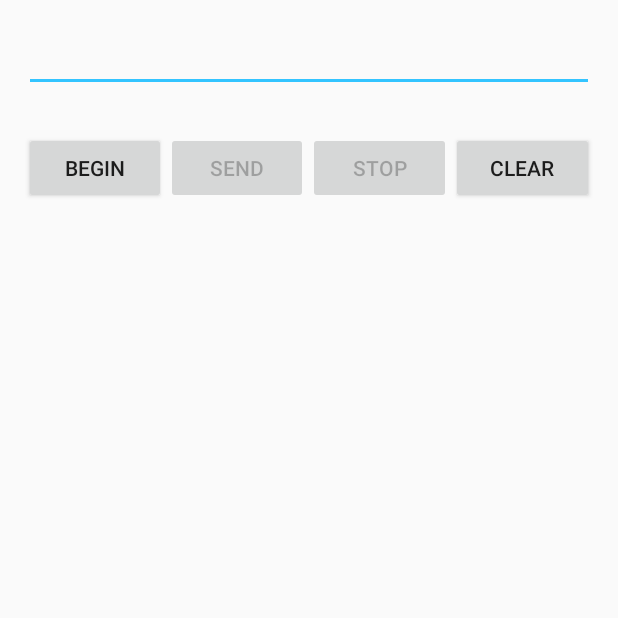
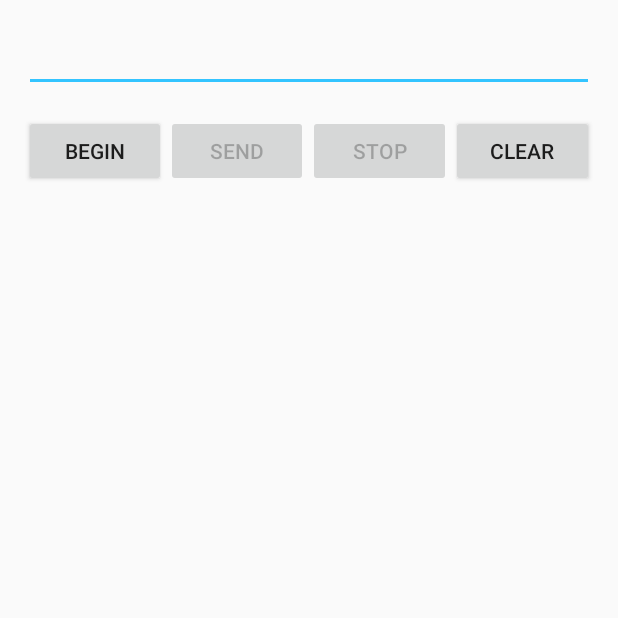
Before and after one commit to uvaishzafri/kavach, an Android app: the bluemain screen opened directly, with no data from a screen before it, on a phone screen of 412 x 824 dp, the top half of it. Run offline under Robolectric (Android 15) with nearby library versions, the phone set to English and light mode, and no system bars.

Commit message:
minor changes

```diff
--- a/app/src/main/res/layout/bluemain.xml
+++ b/app/src/main/res/layout/bluemain.xml
@@ -27,7 +27,7 @@
     <LinearLayout
         android:layout_width="match_parent"
         android:layout_height="0dp"
-        android:layout_weight="10"
+        android:layout_weight="2"
         android:orientation="horizontal"
 
         >
@@ -51,19 +51,6 @@
         android:layout_toEndOf="@+id/buttonStart"
         android:layout_toRightOf="@+id/buttonStart"/>
 
-   <!-- <TextView android:layout_height="wrap_content"
-        android:layout_width="0dp"
-        android:layout_weight="1"
-        android:layout_alignParentStart="true"
-        android:layout_alignParentLeft="true"
-        android:id="@+id/textView"
-        android:layout_below="@+id/buttonSend"
-       android:text="SEND"
-        android:singleLine="true"
-        android:layout_alignParentBottom="true"
-        android:layout_alignEnd="@+id/editText"
-        android:layout_alignRight="@+id/editText"/>-->
-
     <Button android:layout_height="wrap_content"
         android:layout_width="0dp"
         android:layout_weight="1"
@@ -83,5 +70,23 @@
         android:text="Clear"
         android:layout_toEndOf="@+id/buttonStop"
         android:layout_toRightOf="@+id/buttonStop"/>
+    </LinearLayout>
+        <LinearLayout
+            android:layout_width="match_parent"
+            android:layout_height="0dp"
+            android:layout_weight="10"
+            android:orientation="horizontal">
+            <TextView android:layout_height="wrap_content"
+       android:layout_width="0dp"
+       android:layout_weight="1"
+       android:layout_alignParentStart="true"
+       android:layout_alignParentLeft="true"
+       android:id="@+id/textView"
+       android:layout_below="@+id/buttonSend"
+      android:text=""
+       android:singleLine="true"
+       android:layout_alignParentBottom="true"
+       android:layout_alignEnd="@+id/editText"
+       android:layout_alignRight="@+id/editText"/>
+        </LinearLayout>
 </LinearLayout>
-</LinearLayout>
```
